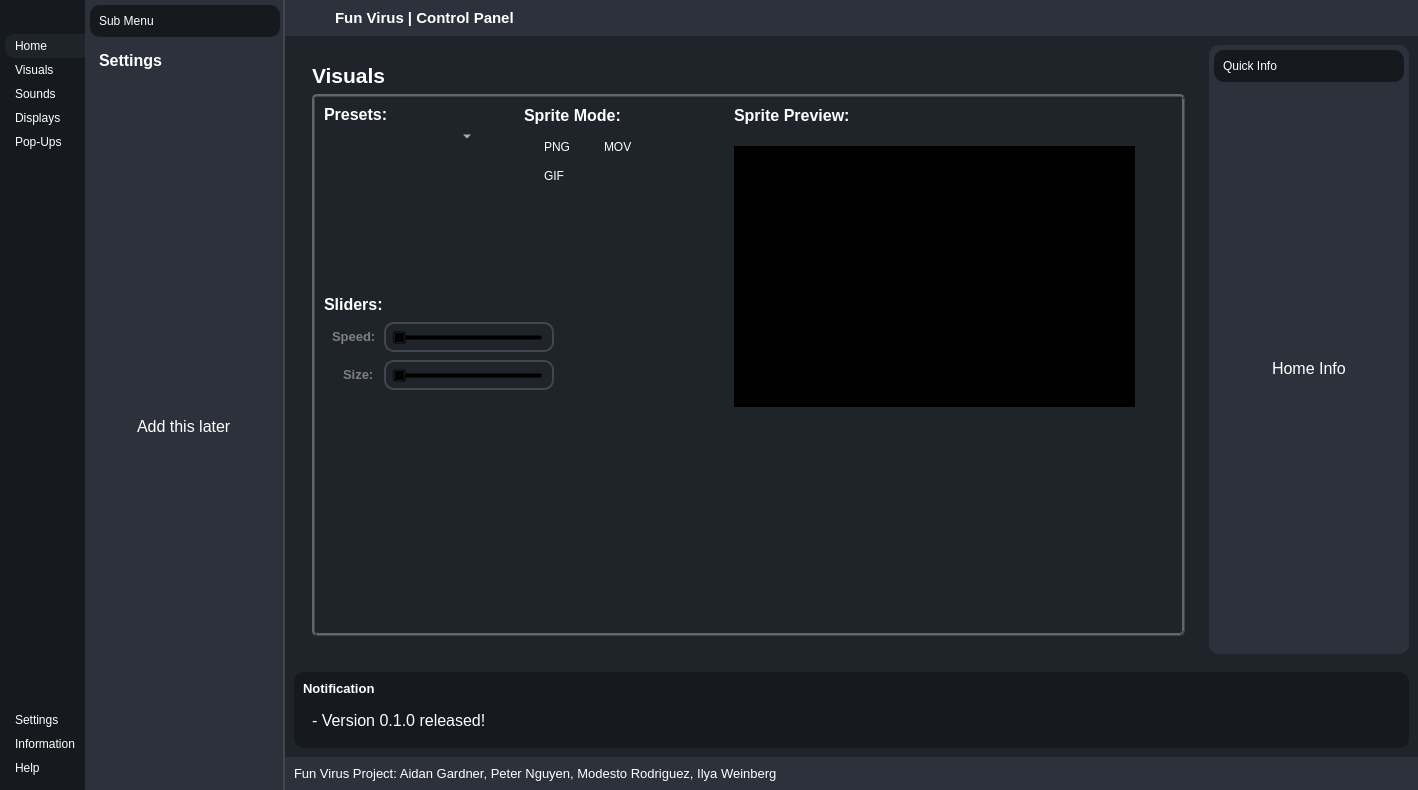
First picture: the form in controlpanel.ui, repository gardnera3/FunVirus, before the edit.
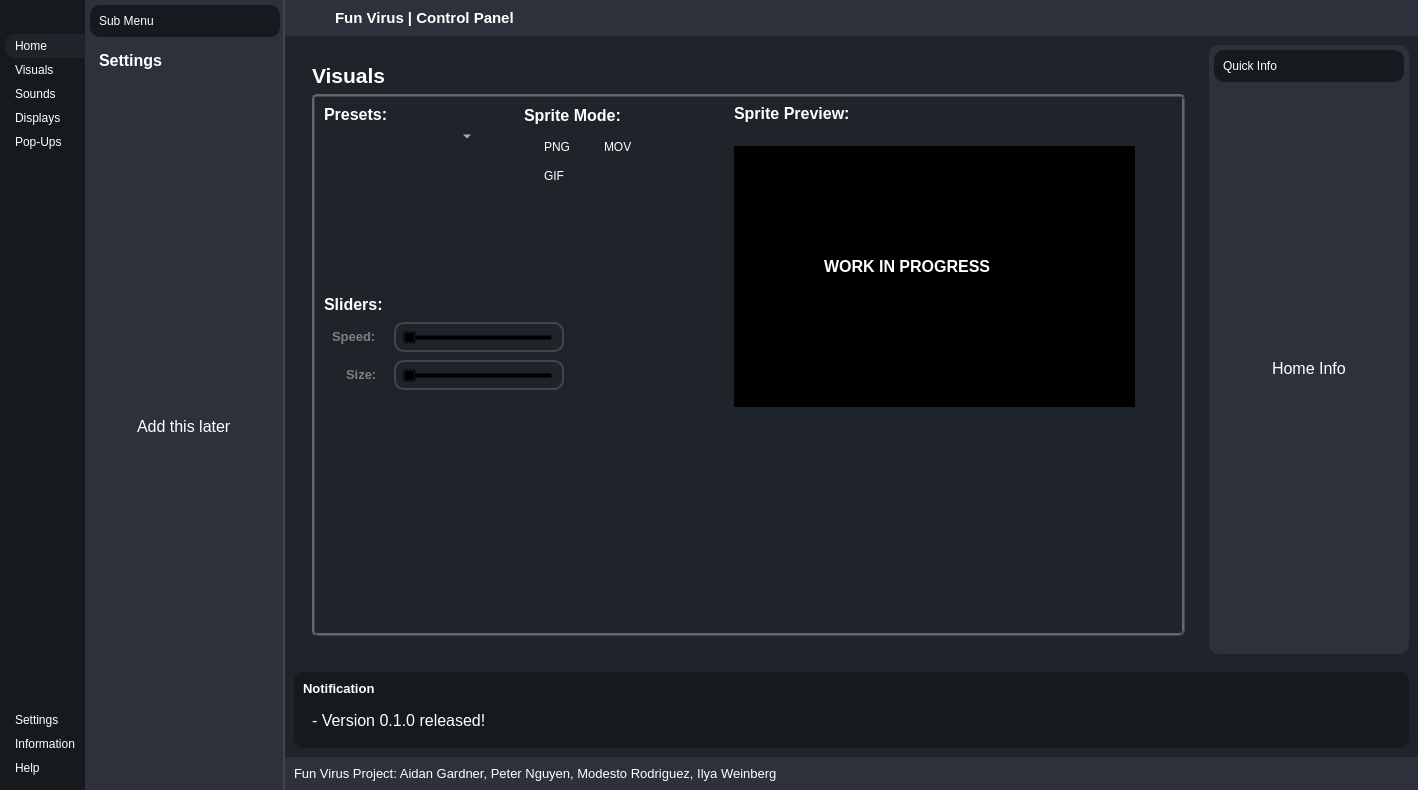
Second picture: the form after the edit. The open tabs and pages were chosen to show the change. Icons and pictures are not drawn.

What changed in the file:
```diff
--- a/controlpanel.ui
+++ b/controlpanel.ui
@@ -920,8 +920,8 @@
                      <rect>
                       <x>0</x>
                       <y>0</y>
-                      <width>843</width>
-                      <height>511</height>
+                      <width>848</width>
+                      <height>465</height>
                      </rect>
                     </property>
                     <layout class="QHBoxLayout" name="horizontalLayout_14">
@@ -944,7 +944,7 @@
                          <rect>
                           <x>200</x>
                           <y>30</y>
-                          <width>51</width>
+                          <width>61</width>
                           <height>21</height>
                          </rect>
                         </property>
@@ -984,7 +984,7 @@
                          <rect>
                           <x>200</x>
                           <y>50</y>
-                          <width>51</width>
+                          <width>71</width>
                           <height>40</height>
                          </rect>
                         </property>
@@ -1024,7 +1024,7 @@
                          <rect>
                           <x>260</x>
                           <y>30</y>
-                          <width>61</width>
+                          <width>71</width>
                           <height>21</height>
                          </rect>
                         </property>
@@ -1064,7 +1064,7 @@
                          <rect>
                           <x>0</x>
                           <y>0</y>
-                          <width>71</width>
+                          <width>91</width>
                           <height>16</height>
                          </rect>
                         </property>
@@ -1084,7 +1084,7 @@
                          <rect>
                           <x>200</x>
                           <y>0</y>
-                          <width>111</width>
+                          <width>141</width>
                           <height>19</height>
                          </rect>
                         </property>
@@ -1117,7 +1117,7 @@
                          <rect>
                           <x>0</x>
                           <y>190</y>
-                          <width>71</width>
+                          <width>81</width>
                           <height>16</height>
                          </rect>
                         </property>
@@ -1158,7 +1158,7 @@
                        <widget class="QLabel" name="label_26">
                         <property name="geometry">
                          <rect>
-                          <x>19</x>
+                          <x>22</x>
                           <y>260</y>
                           <width>41</width>
                           <height>16</height>
@@ -1181,7 +1181,7 @@
                        <widget class="QFrame" name="frame_11">
                         <property name="geometry">
                          <rect>
-                          <x>60</x>
+                          <x>70</x>
                           <y>216</y>
                           <width>170</width>
                           <height>30</height>
@@ -1217,7 +1217,7 @@
                        <widget class="QFrame" name="frame_13">
                         <property name="geometry">
                          <rect>
-                          <x>60</x>
+                          <x>70</x>
                           <y>254</y>
                           <width>170</width>
                           <height>30</height>
@@ -1268,14 +1268,34 @@
                         <property name="frameShadow">
                          <enum>QFrame::Raised</enum>
                         </property>
+                        <widget class="QLabel" name="label_33">
+                         <property name="geometry">
+                          <rect>
+                           <x>90</x>
+                           <y>110</y>
+                           <width>221</width>
+                           <height>20</height>
+                          </rect>
+                         </property>
+                         <property name="font">
+                          <font>
+                           <pointsize>12</pointsize>
+                           <weight>75</weight>
+                           <bold>true</bold>
+                          </font>
+                         </property>
+                         <property name="text">
+                          <string>WORK IN PROGRESS</string>
+                         </property>
+                        </widget>
                        </widget>
                        <widget class="QLabel" name="label_28">
                         <property name="geometry">
                          <rect>
                           <x>410</x>
-                          <y>0</y>
-                          <width>131</width>
-                          <height>18</height>
+                          <y>-8</y>
+                          <width>161</width>
+                          <height>31</height>
                          </rect>
                         </property>
                         <property name="font">
```
Left out of the diff: 107 changed lines with no effect on the pictures.
